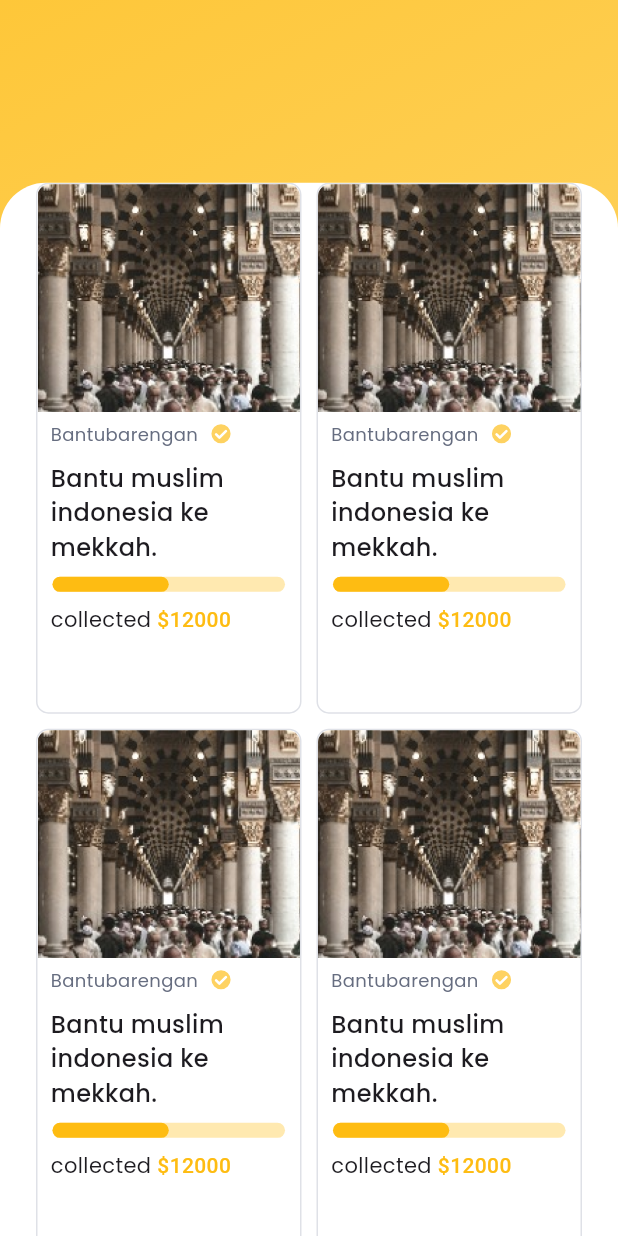
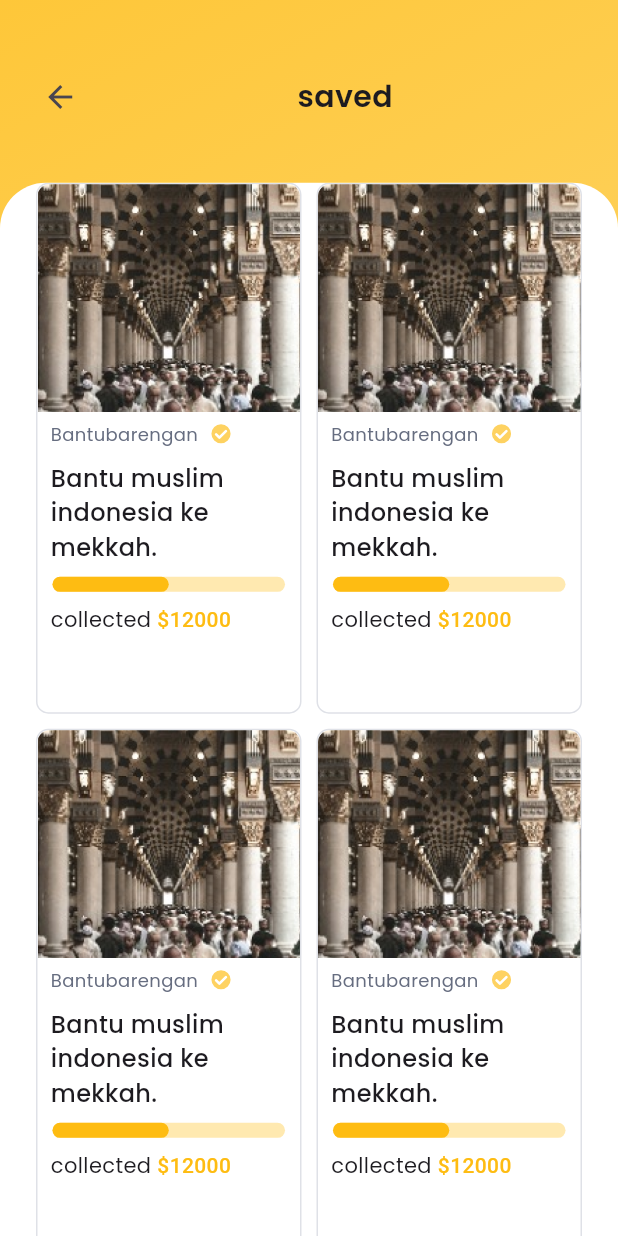
Before and after one commit to KhaledElalfy1/ajuda-app, a Flutter app: the SavedDonationsView screen opened directly, on a phone screen of 412 x 824 dp. Run offline on Flutter 3.47's test engine with Material 3 defaults, Android fonts, the phone set to English and light mode, and no system bars; drawn by our look-alikes of percent_indicator; our stand-ins replace carousel_slider, flutter_bloc, flutter_screenutil, flutter_svg, gap, get_it and 2 more; accounts and stored records are empty.

Commit message:
fix app bar problem

```diff
--- a/lib/features/saved_donations/presentation/view/widgets/saved_donation_header.dart
+++ b/lib/features/saved_donations/presentation/view/widgets/saved_donation_header.dart
@@ -10,8 +10,7 @@ class SavedDonationHeader extends StatelessWidget {
   @override
   Widget build(BuildContext context) {
     return Row(
-      mainAxisSize: MainAxisSize.max,
-      mainAxisAlignment: MainAxisAlignment.spaceAround,
+      crossAxisAlignment: CrossAxisAlignment.start,
       children: [
         IconButton(
           onPressed: () {
@@ -21,10 +20,15 @@ class SavedDonationHeader extends StatelessWidget {
             Icons.arrow_back,
           ),
         ),
-        Text(
-          "saved",
-          style: AppFonts.semiBold20,
+        const Spacer(),
+        Padding(
+          padding: const EdgeInsets.symmetric(vertical: 10.0),
+          child: Text(
+            "saved",
+            style: AppFonts.semiBold20,
+          ),
         ),
+        const Spacer(),
       ],
     );
   }
```
